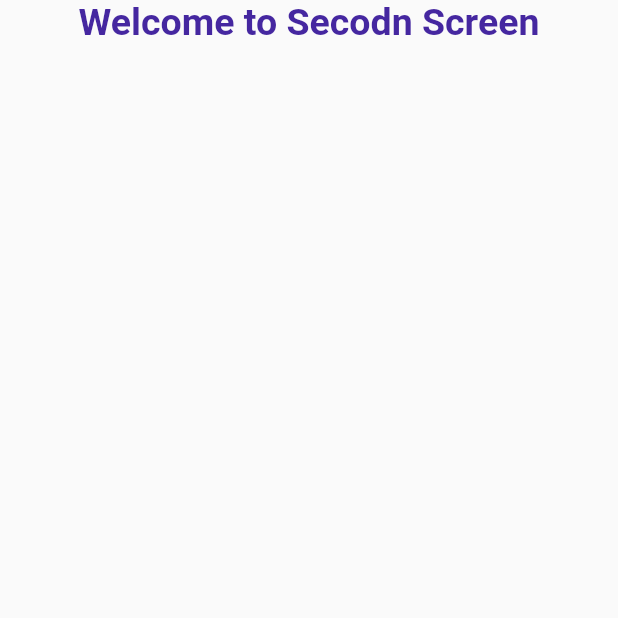
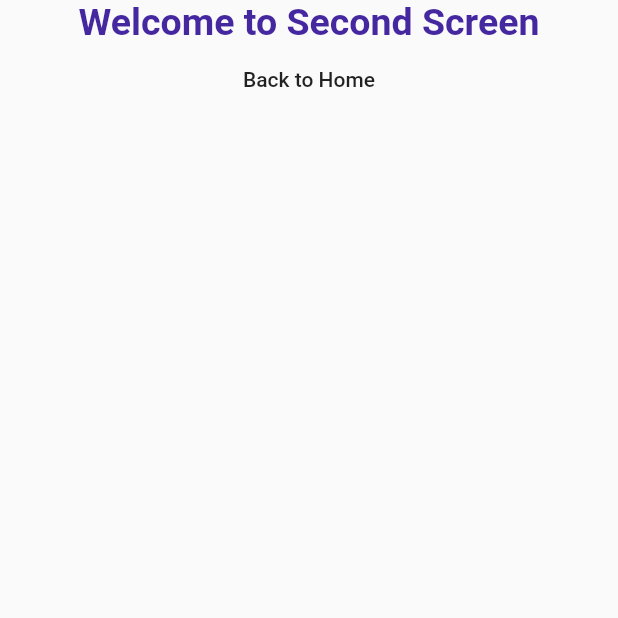
Before and after one commit to champ96k/Flutter-Basic-Application, a Flutter app: the SecondPage screen opened directly, on a phone screen of 412 x 824 dp, the top half of it. Run offline on Flutter 3.47's test engine with Material 2 defaults, Android fonts, the phone set to English and light mode, and no system bars.

Commit message:
Screen changer

```diff
--- a/screen_changer_using_routs/lib/SecondPage.dart
+++ b/screen_changer_using_routs/lib/SecondPage.dart
@@ -12,13 +12,21 @@ class _SecondPageState extends State<SecondPage> {
         child: Column(
           children: <Widget>[
             Text(
-                "Welcome to Secodn Screen",
+                "Welcome to Second Screen",
                 style: TextStyle(
                   fontSize: 25,
                   fontWeight: FontWeight.bold,
                   color: Colors.deepPurple[800]
                 ),
               ),
+
+               MaterialButton(
+                child: Text("Back to Home"),
+                onPressed: () {
+                  Navigator.push(context,
+                      MaterialPageRoute(builder: (context) => SecondPage()));
+                },
+              )
           ],
         ),
       ),
```
